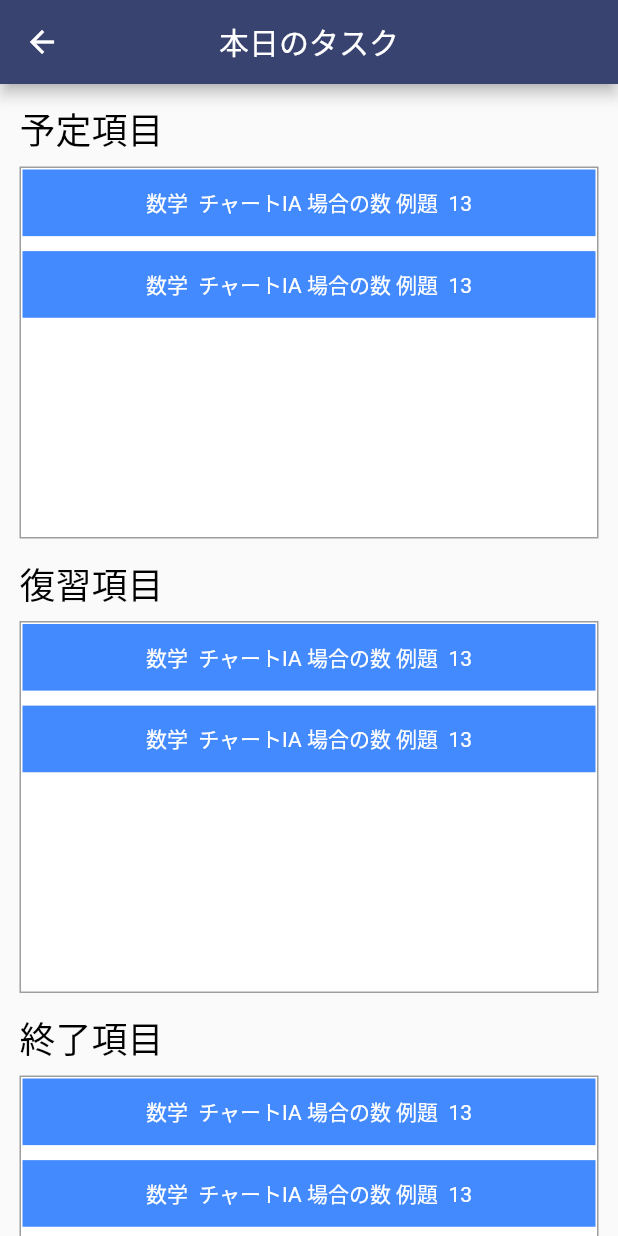
After one commit to choushou/flutter_education, a Flutter app: the DraggablePage screen opened by its route, on a phone screen of 412 x 824 dp. The commit adds this screen. Run offline on Flutter 3.47's test engine with Material 2 defaults, Android fonts, the phone set to English and light mode, and no system bars; our stand-ins replace firebase_database; accounts and stored records are empty; Roboto replaces fonts that are missing (ヒラギノ角ゴ ProN W3).

Commit message:
本日のタスク画面を実装

```diff
--- /dev/null
+++ b/education/lib/draggable_page.dart
@@ -0,0 +1,394 @@
+import 'dart:io';
+
+import 'package:flutter/material.dart';
+
+class DraggablePage extends StatefulWidget {
+  @override
+  _DraggablePageState createState() => _DraggablePageState();
+}
+
+class _DraggablePageState extends State<DraggablePage> {
+  List<String> _items1 = List<String>.generate(2, (it) => 'item $it');
+  List<String> _items2 = List<String>.generate(2, (it) => 'item $it');
+  List<String> _items3 = List<String>.generate(2, (it) => 'item $it');
+
+  @override
+  Widget build(BuildContext context) {
+    return Scaffold(
+      appBar: AppBar(
+        centerTitle: true,
+        title: Text('本日のタスク'),
+        backgroundColor: Color.fromRGBO(56, 67, 111, 1),
+      ),
+      body: new CustomScrollView(
+        shrinkWrap: true,
+        // 内容
+        slivers: <Widget>[
+          new SliverPadding(
+            padding: const EdgeInsets.only(left: 0,right: 0),
+            sliver: new SliverList(
+              delegate: new SliverChildListDelegate(
+                <Widget>[
+
+                  Row(
+                    children: <Widget>[
+
+                      Container(
+                      padding: const EdgeInsets.only(left: 13,top: 12,bottom: 7),
+                      child: Text(
+                        "予定項目",
+                        style: TextStyle(
+                          fontFamily: "ヒラギノ角ゴ ProN W3",
+                            fontSize:24.0,
+                            color: Colors.black),
+                      ),
+                    ),
+                    ],
+                  ),
+                  Column(
+                    children: <Widget>[
+
+                      Container(
+                        child:GestureDetector(
+                          child: Container(
+                            height: 248,
+                            width: MediaQuery.of(context).size.width - 26,
+                            decoration: BoxDecoration(
+                              color: Colors.white,
+                              //setting border
+                              border: Border.all(
+                                //border color
+                                color: Colors.grey,
+                                width: 1,
+                              ),
+                            ),
+                            child: DragTarget<String>(
+                              builder: (
+                                  BuildContext context,
+                                  List<dynamic> accepted,
+                                  List<dynamic> rejected,
+                                  ) {
+                                return _createGridView(_items1);
+                              },
+                              onAccept: (String data) {
+                                setState(() {
+                                  _items1.add(data);
+                                });
+                              },
+                            ),
+                          ),
+                          onTap: testOne,
+                        ),
+                      ),
+
+
+                      Row(
+                        children: <Widget>[
+                          Container(
+                            padding: const EdgeInsets.only(left: 13,top: 12,bottom: 7),
+                            child: Text(
+                              "復習項目",
+                              style: TextStyle(
+                                  fontFamily: "ヒラギノ角ゴ ProN W3",
+                                  fontSize:24.0,
+                                  color: Colors.black),
+                            ),
+                          ),
+                        ],
+                      ),
+
+                      //SizedBox(height: 210),
+
+                      Container(
+                        child:GestureDetector(
+                          child: Container(
+                            height: 248,
+                            width: MediaQuery.of(context).size.width - 26,
+                            decoration: BoxDecoration(
+                              color: Colors.white,
+                              //setting border
+                              border: Border.all(
+                                //border color
+                                color: Colors.grey,
+                                width: 1,
+                              ),
+                            ),
+                            child: DragTarget<String>(
+                              builder: (
+                                  BuildContext context,
+                                  List<dynamic> accepted,
+                                  List<dynamic> rejected,
+                                  ) {
+                                return _createGridView(_items2);
+                              },
+                              onAccept: (String data) {
+                                setState(() {
+                                  _items2.add(data);
+                                });
+                              },
+                            ),
+                          ),
+                          onTap: testOne,
+                        ),
+                      ),
+
+
+                      Row(
+                        children: <Widget>[
+                          Container(
+                            padding: const EdgeInsets.only(left: 13,top: 12,bottom: 7),
+                            child: Text(
+                              "終了項目",
+                              style: TextStyle(
+                                  fontFamily: "ヒラギノ角ゴ ProN W3",
+                                  fontSize:24.0,
+                                  color: Colors.black),
+                            ),
+                          ),
+                        ],
+                      ),
+
+                      Container(
+                        child:GestureDetector(
+                          child: Container(
+                            height: 248,
+                            width: MediaQuery.of(context).size.width - 26,
+                            decoration: BoxDecoration(
+                              color: Colors.white,
+                              //setting border
+                              border: Border.all(
+                                //border color
+                                color: Colors.grey,
+                                width: 1,
+                              ),
+                            ),
+                            child: DragTarget<String>(
+                              builder: (
+                                  BuildContext context,
+                                  List<dynamic> accepted,
+                                  List<dynamic> rejected,
+                                  ) {
+                                return _createGridView(_items3);
+                              },
+                              onAccept: (String data) {
+                                setState(() {
+                                  _items3.add(data);
+                                });
+                              },
+                            ),
+                          ),
+                          onTap: testOne,
+                        ),
+                      ),
+
+                      Row(
+                        children: <Widget>[
+                          Container(
+                            padding: const EdgeInsets.only(top: 18,left: 13),
+                            child:pictureTwitter('images/twitter.png'),
+                          ),
+                          Container(
+                            padding: const EdgeInsets.only(top: 18),
+                            //「Twitterで共有」ボタン
+                            child:picAndTextButton('images/twitter_back_image.png', "images/twitter_common.png"),
+                          ),
+                        ],
+                      ),
+                    ],
+                  ),
+
+Container(
+  padding: const EdgeInsets.only(top: 31,left: 13),
+  child: Text(
+    "フッターメニュー",
+    style: TextStyle(
+        fontFamily: "ヒラギノ角ゴ ProN W3",
+        fontWeight: FontWeight.bold,
+        fontSize:20.0,
+        color: Color.fromRGBO(203, 0, 0, 1)),
+  ),
+),
+Container(
+  padding: const EdgeInsets.only(left: 0,right: 0,top: 2.5),
+  child:Divider(
+
+    height: 2.0,
+    //indent: 0.0,
+    color: Colors.black,
+  ),
+),
+
+                  Container(
+                    child: Row(
+                      children: <Widget>[
+
+                        Container(
+                          width:80,
+                          padding: const EdgeInsets.only(top: 17),
+                          child: footerMenu("本日の\nタスク", test),
+                        ),
+                        Container(
+                          padding: const EdgeInsets.only(top: 17),
+                          width:80,
+                          child: footerMenu("予定\n管理", test),
+                        ),
+
+                        Container(
+                          padding: const EdgeInsets.only(top: 17),
+                          width:80,
+                          child: footerMenu("目標\n管理", test),
+                        ),
+                        Container(
+                          padding: const EdgeInsets.only(top: 17),
+                          width:80,
+                          child: footerMenu("連絡", test),
+                        ),
+Container(
+
+  width:100,
+child: footerMenu("メニュー", test),
+),
+                      ],
+                    ),
+                  ),
+
+                  SizedBox(height: 20),
+                ],
+              ),
+            ),
+          ),
+        ],
+      ),
+    );
+  }
+
+  Widget pictureTwitter(String imgpath) {
+
+    return Container(
+      width: 41,
+      height: 31,
+      decoration: BoxDecoration(
+        color: Colors.white,
+        image: DecorationImage(
+            image: AssetImage(imgpath),
+            fit: BoxFit.fill
+        ),
+      ),
+    );
+  }
+
+  Widget footerMenu(String text,VoidCallback onPressed){
+    return Container(
+      child:FlatButton(
+        onPressed: onPressed,
+        child: Text(
+          text,
+          style: TextStyle(
+              fontFamily: "ヒラギノ角ゴ ProN W3",
+              fontSize:16.0,
+              fontWeight: FontWeight.bold,
+              color: Colors.black),
+
+        ),
+      ),
+    );
+  }
+  Widget picAndTextButton(String imagePathOne,String imagePathTwo) {
+
+    return Container(
+      width: 119,
+      height: 31,
+      decoration: BoxDecoration(
+        color: Colors.white,
+        image: DecorationImage(
+            image: AssetImage(imagePathOne),
+            fit: BoxFit.fill
+        ),
+      ),
+      child:Container(
+        padding: const EdgeInsets.only(left: 0,right: 0,top: 8,bottom: 7),
+        child:FlatButton(
+          onPressed: test,
+          child: Container(
+            decoration: BoxDecoration(
+              image: DecorationImage(
+                  image: AssetImage(imagePathTwo),
+                  fit: BoxFit.fill
+              ),
+            ),
+          ),
+        ),
+      ),
+    );
+  }
+
+  test() {
+    print("item");
+  }
+
+  testOne() {
+    print("Container");
+  }
+
+  Widget _createGridView(List<String> _items) {
+    return GridView.builder(
+      itemCount: _items.length,
+      shrinkWrap: true,
+      physics: NeverScrollableScrollPhysics(),
+      padding: EdgeInsets.all(1),
+      gridDelegate: SliverGridDelegateWithFixedCrossAxisCount(
+          crossAxisCount: 1,
+          mainAxisSpacing: 10,
+          crossAxisSpacing: 0,
+          childAspectRatio: 8.6),
+      itemBuilder: (context, index) {
+        return Draggable<String>(
+          onDragCompleted: () {
+            // ドラッグ終わったらデータを削除する
+            setState(() {
+              _items.removeAt(index);
+            });
+          },
+
+          childWhenDragging: Container(
+            color: Colors.blueAccent,
+            alignment: Alignment.center,
+            foregroundDecoration: BoxDecoration(color: Colors.white30),
+            child: Text(
+             // _items[index],
+              "数学" + "  " + "チャートIA 場合の数 例題" + "  " + "13",
+              style: TextStyle(color: Colors.white),
+            ),
+          ),
+          feedback: Material(
+            child: Container(
+              height: (MediaQuery.of(context).size.width - 26) / 8.6,
+              width: MediaQuery.of(context).size.width - 28,
+              color: Colors.blueAccent,
+              alignment: Alignment.center,
+              child: Text(
+               // _items[index],
+                "数学" + "  " + "チャートIA 場合の数 例題" + "  " + "13",
+                style: TextStyle(color: Colors.white),
+              ),
+            ),
+          ),
+          // 当コンポーネントのデータ
+          data: _items[index],
+          child: GestureDetector(
+            child: Container(
+              color: Colors.blueAccent,
+              alignment: Alignment.center,
+              child: Text(
+               // _items[index],
+                "数学" + "  " + "チャートIA 場合の数 例題" + "  " + "13",
+                style: TextStyle(color: Colors.white),
+              ),
+            ),
+            onTap: test,
+          ),
+        );
+      },
+    );
+  }
+}
--- a/education/lib/main.dart
+++ b/education/lib/main.dart
@@ -1,5 +1,7 @@
 import 'package:flutter/material.dart';
 import 'package:firebase_database/firebase_database.dart';
+
+import 'draggable_page.dart';
 
 void main() {
   runApp(MyApp());
@@ -17,6 +19,9 @@ class MyApp extends StatelessWidget {
         visualDensity: VisualDensity.adaptivePlatformDensity,
       ),
       home: MyHomePage(title: 'Flutter Demo Home Page'),
+      routes: {
+        'DraggablePage': (context) => DraggablePage(),
+      },
     );
   }
 }
@@ -80,41 +85,22 @@ class _MyHomePageState extends State<MyHomePage> {
                   deleteData();
                 },
               ),
+              RaisedButton(
+                onPressed: () {
+                  navigateTo('DraggablePage');
+                },
+                child: Text('DraggablePage'),
+              ),
             ],
           )
       ), //center
     );
+  }
 
-//    return Scaffold(
-//      appBar: AppBar(
-//        // Here we take the value from the MyHomePage object that was created by
-//        // the App.build method, and use it to set our appbar title.
-//        title: Text(widget.title),
-//      ),
-//      body: Center(
-//        // Center is a layout widget. It takes a single child and positions it
-//        // in the middle of the parent.
-//        child: Column(
-//
-//          mainAxisAlignment: MainAxisAlignment.center,
-//          children: <Widget>[
-//            Text(
-//              'You have pushed the button this many times:',
-//            ),
-//            Text(
-//              '$_counter',
-//              style: Theme.of(context).textTheme.headline4,
-//            ),
-//          ],
-//        ),
-//      ),
-//      floatingActionButton: FloatingActionButton(
-//        onPressed: _incrementCounter,
-//        tooltip: 'Increment',
-//        child: Icon(Icons.add),
-//      ),
-//    );
+  navigateTo(name) {
+    Navigator.of(context).pushNamed(name);
   }
+
   void createRecord(){
     databaseReference.child("counter").set({
       'title': 'Mastering EJB',
```
Also changed, not shown: education/pubspec.yaml (+5 -2 lines), education/images/twitter.png (added), education/images/twitter_back_image.png (added), education/images/twitter_common.png (added).
